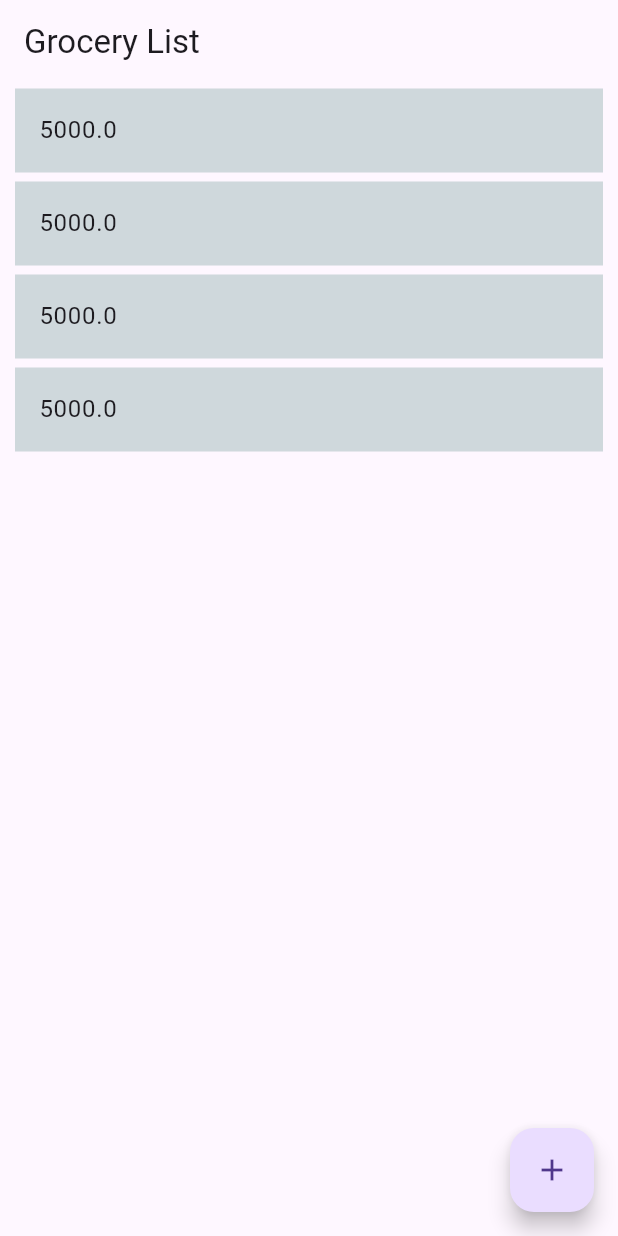
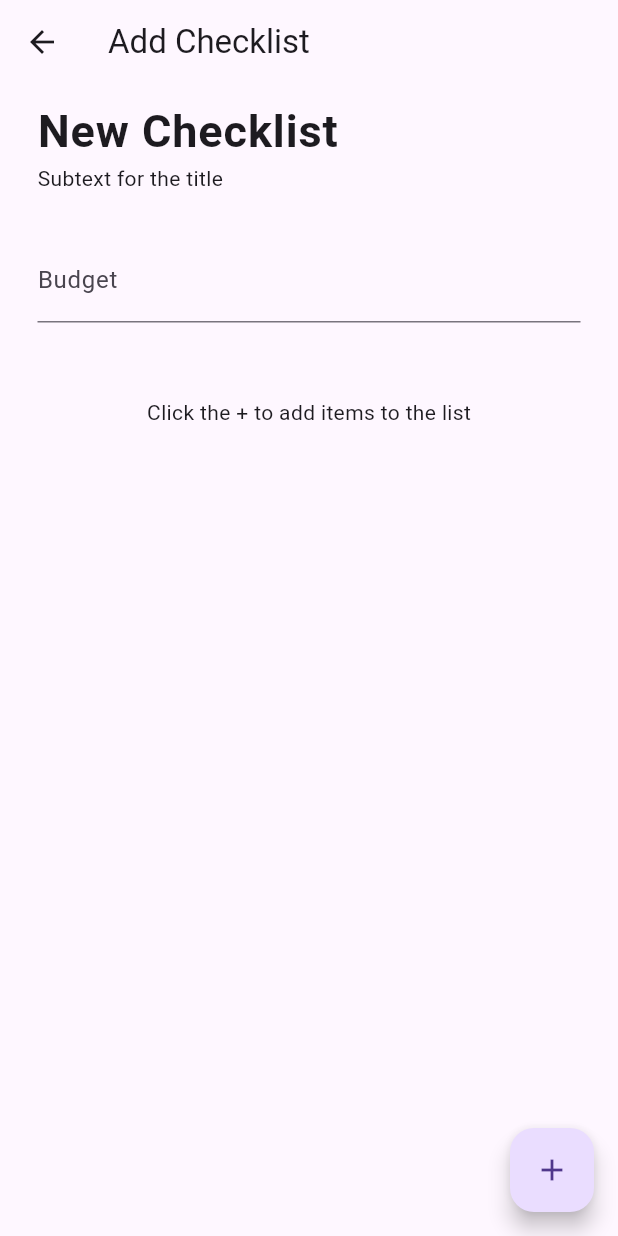
Before and after one commit to gabify/grocery-list, a Flutter app: the screen it shows after launch, after a tap on the "add" icon, on a phone screen of 412 x 824 dp. Run offline on Flutter 3.47's test engine with Material 3 defaults, Android fonts, the phone set to English and light mode, and no system bars.

Commit message:
add function for adding budget and grocery items

```diff
--- /dev/null
+++ b/lib/AddCheckList.dart
@@ -0,0 +1,75 @@
+import 'package:flutter/material.dart';
+
+class AddCheckList extends StatefulWidget {
+  const AddCheckList({super.key});
+
+  @override
+  State<AddCheckList> createState() => _AddCheckListState();
+}
+
+class _AddCheckListState extends State<AddCheckList> {
+  @override
+  Widget build(BuildContext context) {
+    return Scaffold(
+      appBar: AppBar(title: Text('Add Checklist')),
+      body: SingleChildScrollView(
+        child: Container(
+          width: double.infinity,
+          margin: EdgeInsets.symmetric(vertical: 10, horizontal: 25),
+          child: Form(
+            child: Column(
+              crossAxisAlignment: CrossAxisAlignment.stretch,
+              children: <Widget>[
+                Column(
+                  crossAxisAlignment: CrossAxisAlignment.stretch,
+                  children: <Widget>[
+                    Text(
+                      'New Checklist',
+                      style: TextStyle(
+                        fontSize: 30,
+                        fontWeight: FontWeight.w600,
+                        letterSpacing: 0.6,
+                      ),
+                    ),
+                    Text('Subtext for the title'),
+
+                    SizedBox(height: 30),
+
+                    TextFormField(
+                      decoration: InputDecoration(labelText: 'Budget'),
+                    ),
+                  ],
+                ),
+                SizedBox(height: 50),
+                Center(child: Text('Click the + to add items to the list')),
+              ],
+            ),
+          ),
+        ),
+      ),
+      floatingActionButton: FloatingActionButton(
+        onPressed: () async {
+          final result = await showDialog(
+            context: context,
+            builder: (BuildContext context) {
+              return AlertDialog(
+                title: const Text('Add Item'),
+                content: Column(
+                  children: <Widget>[
+                    TextField(
+                      decoration: InputDecoration(labelText: 'Item Name'),
+                    ),
+                    TextField(
+                      decoration: InputDecoration(labelText: 'Estimated Cost'),
+                    ),
+                  ],
+                ),
+              );
+            },
+          );
+        },
+        child: Icon(Icons.add),
+      ),
+    );
+  }
+}
--- /dev/null
+++ b/lib/Dashboard.dart
@@ -0,0 +1,45 @@
+import 'package:flutter/material.dart';
+import 'package:grocery_list/checklist.dart';
+
+class Dashboard extends StatefulWidget {
+  const Dashboard({super.key});
+
+  @override
+  State<Dashboard> createState() => _DashboardState();
+}
+
+class _DashboardState extends State<Dashboard> {
+  List<Checklist> myList = [
+    Checklist(budget: 5000, date: 'sample'),
+    Checklist(budget: 5000, date: 'sample'),
+    Checklist(budget: 5000, date: 'sample'),
+    Checklist(budget: 5000, date: 'sample'),
+  ];
+
+  @override
+  Widget build(BuildContext context) {
+    return Scaffold(
+      appBar: AppBar(title: Text('Grocery List')),
+      body: ListView.builder(
+        itemCount: myList.length,
+        itemBuilder: (context, index) {
+          final list = myList[index];
+
+          return Container(
+            margin: EdgeInsets.symmetric(vertical: 3, horizontal: 10),
+            child: ListTile(
+              title: Text(list.budget.toString()),
+              tileColor: Colors.blueGrey[100],
+            ),
+          );
+        },
+      ),
+      floatingActionButton: FloatingActionButton(
+        onPressed: () {
+          Navigator.pushNamed(context, '/addChecklist');
+        },
+        child: Icon(Icons.add),
+      ),
+    );
+  }
+}
--- a/lib/main.dart
+++ b/lib/main.dart
@@ -1,47 +1,14 @@
 import 'package:flutter/material.dart';
-import 'package:grocery_list/checklist.dart';
+import 'package:grocery_list/AddCheckList.dart';
+import 'package:grocery_list/Dashboard.dart';
 
 void main() {
-  runApp(MaterialApp(home: Dashboard()));
+  runApp(
+    MaterialApp(
+      routes: {
+        '/': (context) => Dashboard(),
+        '/addChecklist': (context) => AddCheckList(),
+      },
+    ),
+  );
 }
-
-class Dashboard extends StatefulWidget {
-  const Dashboard({super.key});
-
-  @override
-  State<Dashboard> createState() => _DashboardState();
-}
-
-class _DashboardState extends State<Dashboard> {
-  List<Checklist> myList = [
-    Checklist(budget: 5000, date: 'sample'),
-    Checklist(budget: 5000, date: 'sample'),
-    Checklist(budget: 5000, date: 'sample'),
-    Checklist(budget: 5000, date: 'sample'),
-  ];
-
-  @override
-  Widget build(BuildContext context) {
-    return Scaffold(
-      appBar: AppBar(title: Text('Grocery List')),
-      body: ListView.builder(
-        itemCount: myList.length,
-        itemBuilder: (context, index) {
-          final list = myList[index];
-
-          return Container(
-            margin: EdgeInsets.symmetric(vertical: 3, horizontal: 10),
-            child: ListTile(
-              title: Text(list.budget.toString()),
-              tileColor: Colors.blueGrey[100],
-            ),
-          );
-        },
-      ),
-      floatingActionButton: FloatingActionButton(
-        onPressed: () {},
-        child: Icon(Icons.add),
-      ),
-    );
-  }
-}
```
